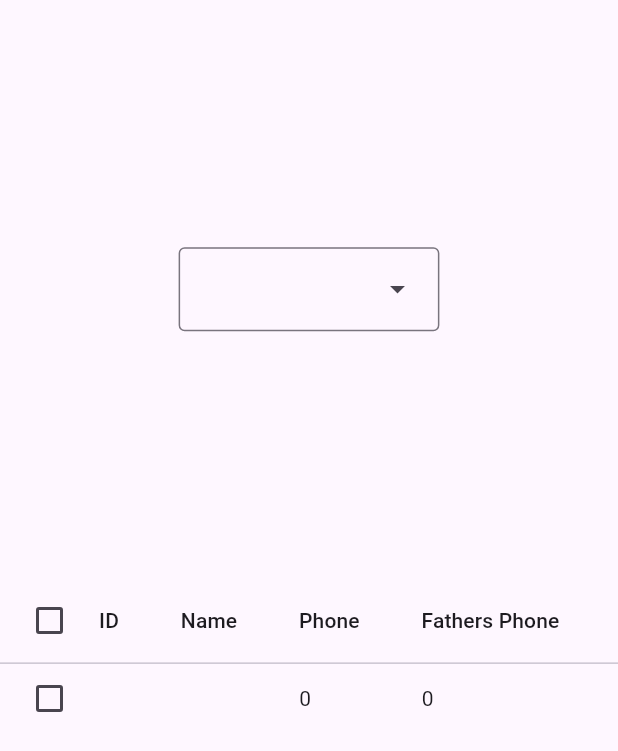
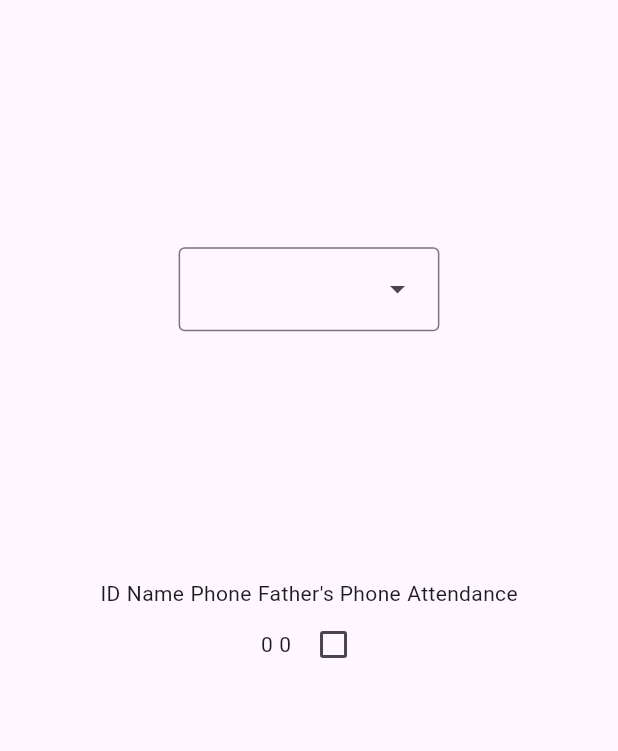
Before and after one commit to ahmedelsherif-osama/attendance_app, a Flutter app: the TestWidget screen opened by its route, on a phone screen of 412 x 824 dp. Shown: the top 751 px of the screen. Run offline on Flutter 3.47's test engine with Material 3 defaults, Android fonts, the phone set to English and light mode, and no system bars; our stand-ins replace cloud_firestore, equatable, firebase_core, flutter_bloc, go_router; accounts and stored records are empty; generated files the repository leaves out were written again.

Commit message:
added a new studentlist with checkboxes widget
added a new studentlist with checkboxes widget

```diff
--- a/lib/presentation/screens_widgets/test_widget.dart
+++ b/lib/presentation/screens_widgets/test_widget.dart
@@ -2,11 +2,13 @@ import 'package:cloud_firestore/cloud_firestore.dart';
 import 'package:final_rta_attendance/cubit/app_cubit.dart';
 import 'package:final_rta_attendance/models/3_student_model.dart';
 import 'package:final_rta_attendance/models/4_attendace_record_model.dart';
+import 'package:final_rta_attendance/presentation/widgets/student_list_widget%20copy.dart';
 import 'package:final_rta_attendance/presentation/widgets/student_list_widget.dart';
 import 'package:flutter/material.dart';
 import 'package:flutter_bloc/flutter_bloc.dart';
 
 class TestWidget extends StatelessWidget {
+  // this is the new attendance record screen
   TestWidget({super.key});
 
   final todaysDate = DateTime.now();
@@ -163,11 +165,9 @@ class TestWidget extends StatelessWidget {
                         SizedBox(
                           height: height * 0.2,
                         ),
-                        StudentListWidget(
-                          students: students,
-                          attendanceCheckBoxes:
-                              List.generate(students.length, (index) => false),
-                        ),
+                        StudentListWithCheckBoxesWidget(
+                            students: students,
+                            attendanceCheckBoxes: studentsCheckBoxes)
                       ],
                     ),
                   ),
--- a/lib/presentation/widgets/student_list_widget copy.dart
+++ b/lib/presentation/widgets/student_list_widget copy.dart
@@ -8,7 +8,7 @@ class StudentListWithCheckBoxesWidget extends StatelessWidget {
   const StudentListWithCheckBoxesWidget(
       {required this.students, required this.attendanceCheckBoxes, super.key});
   final List<StudentModel> students;
-  final List<bool> attendanceCheckBoxes;
+  final Map<String, dynamic> attendanceCheckBoxes;
   @override
   Widget build(BuildContext context) {
     final width = MediaQuery.of(context).size.width;
@@ -18,53 +18,56 @@ class StudentListWithCheckBoxesWidget extends StatelessWidget {
         scrollDirection: Axis.vertical,
         child: SingleChildScrollView(
           scrollDirection: Axis.horizontal,
-          child: DataTable(
-            columnSpacing: width * 0.1,
-            columns: const [
-              DataColumn(label: Text("ID")),
-              DataColumn(label: Text("Name")),
-              DataColumn(label: Text("Phone")),
-              DataColumn(label: Text("Fathers Phone")),
-              DataColumn(label: Text("Grade")),
-              DataColumn(label: Text("Group")),
-              DataColumn(label: Text("Address")),
-            ],
-            rows: List<DataRow>.generate(
-              students.length,
-              (index) {
-                return DataRow(
-                  cells: [
-                    DataCell(
-                      Text(students[index].studentID.toString()),
+          child: Column(
+            children: [
+              Row(
+                children: [
+                  const Text("ID"),
+                  SizedBox(
+                    width: width * 0.01,
+                  ),
+                  const Text("Name"),
+                  SizedBox(
+                    width: width * 0.01,
+                  ),
+                  const Text("Phone"),
+                  SizedBox(
+                    width: width * 0.01,
+                  ),
+                  const Text("Father's Phone"),
+                  SizedBox(
+                    width: width * 0.01,
+                  ),
+                  const Text("Attendance"),
+                ],
+              ),
+              for (int index = 0; index < students.length; index++)
+                Row(
+                  children: [
+                    Text(students[index].studentID),
+                    SizedBox(
+                      width: width * 0.01,
                     ),
-                    DataCell(
-                      Text(students[index].name),
+                    Text(students[index].name),
+                    SizedBox(
+                      width: width * 0.01,
                     ),
-                    DataCell(
-                      Text(students[index].primaryPhoneNumber.toString()),
+                    Text(students[index].primaryPhoneNumber.toString()),
+                    SizedBox(
+                      width: width * 0.01,
                     ),
-                    DataCell(
-                      Text(students[index].fatherPhoneNumber.toString()),
+                    Text(students[index].fatherPhoneNumber.toString()),
+                    SizedBox(
+                      width: width * 0.01,
                     ),
-                    DataCell(
-                      Text(students[index].grade.toString()),
-                    ),
-                    DataCell(
-                      Text(students[index].group.toString()),
-                    ),
-                    DataCell(
-                      Text(students[index].addressDescription),
+                    Checkbox(
+                      value: attendanceCheckBoxes[
+                          students[index].studentID.toString()],
+                      onChanged: (value) {},
                     ),
                   ],
-                  onSelectChanged: (bool? selected) {
-                    if (selected != null && selected) {
-                      print(
-                          "Clicked on student with ID: ${students[index].studentID}");
-                    }
-                  },
-                );
-              },
-            ),
+                ),
+            ],
           ),
         ),
       ),
```
